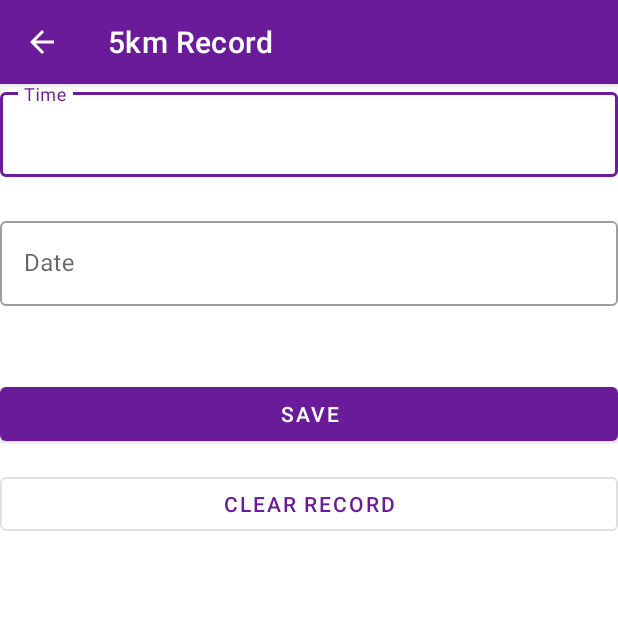
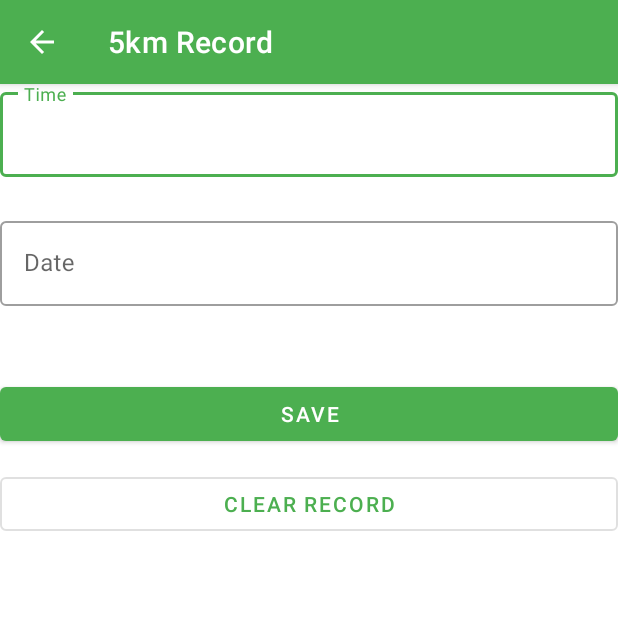
Before and after one commit to YosoraLife/Android_Learning_-_Record_Keeper, an Android app: the screen it shows after launch (EditRecordActivity), after a tap on "5km", on a phone screen of 412 x 824 dp, the top half of it. Run offline under Robolectric (Android 15) with nearby library versions, the phone set to English and light mode, and no system bars.

Commit message:
changed colors

```diff
--- a/app/src/main/res/values-night/themes.xml
+++ b/app/src/main/res/values-night/themes.xml
@@ -2,6 +2,9 @@
     <!-- Base application theme. -->
     <style name="Base.Theme.RecordKeeper" parent="Theme.Material3.DayNight.NoActionBar">
         <!-- Customize your dark theme here. -->
-        <!-- <item name="colorPrimary">@color/my_dark_primary</item> -->
+        <item name="colorPrimary">@color/green_200</item>
+        <item name="colorPrimaryVariant">@color/green_800</item>
+        <item name="colorOnPrimary">@color/black</item>
+        <item name="android:statusBarColor">?attr/colorPrimaryVariant</item>
     </style>
 </resources>
--- a/app/src/main/res/values/colors.xml
+++ b/app/src/main/res/values/colors.xml
@@ -1,8 +1,10 @@
 <?xml version="1.0" encoding="utf-8"?>
 <resources>
+    <color name="green_200">#A5D6A7</color>
+    <color name="green_500">#4CAF50</color>
+    <color name="green_800">#2E7D32</color>
     <color name="black">#FF000000</color>
     <color name="white">#FFFFFFFF</color>
-    <color name="purple_500">#6A1B9A</color>
     <color name="dark_grey">#323232</color>
     <color name="light_grey">#D5D5D5</color>
 </resources>
--- a/app/src/main/res/values/themes.xml
+++ b/app/src/main/res/values/themes.xml
@@ -2,7 +2,10 @@
     <!-- Base application theme. -->
     <style name="Base.Theme.RecordKeeper" parent="Theme.MaterialComponents.DayNight.DarkActionBar">
         <!-- Customize your light theme here. -->
-         <item name="colorPrimary">@color/purple_500</item>
+         <item name="colorPrimary">@color/green_500</item>
+         <item name="colorPrimaryVariant">@color/green_800</item>
+         <item name="colorOnPrimary">@color/white</item>
+         <item name="android:statusBarColor">?attr/colorPrimaryVariant</item>
     </style>
 
     <style name="Theme.RecordKeeper" parent="Base.Theme.RecordKeeper" />
```
